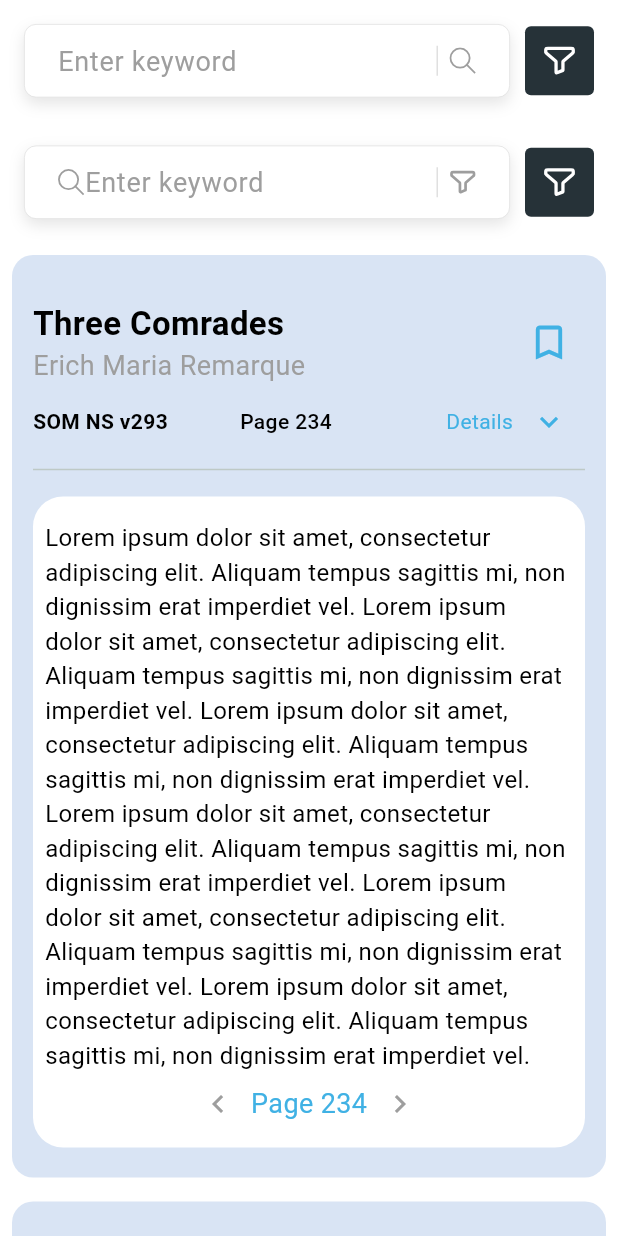
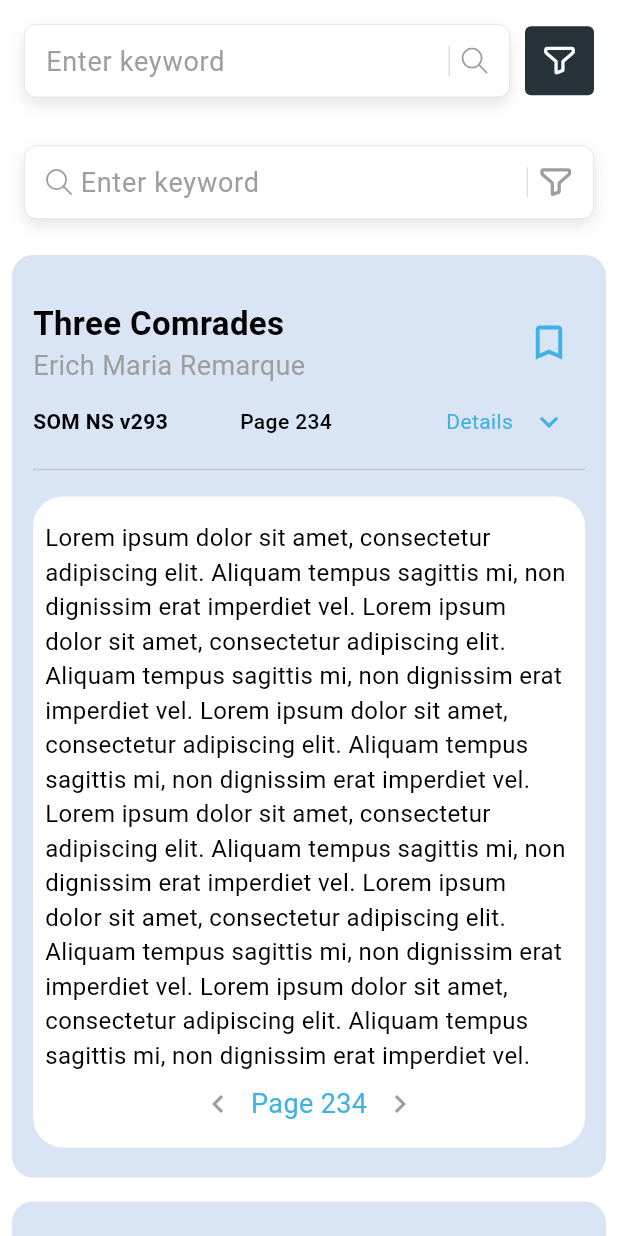
Before and after one commit to toluene5019/test_widgets, a Flutter app: the screen it shows after launch, on a phone screen of 412 x 824 dp. Run offline on Flutter 3.47's test engine with Material 3 defaults, Android fonts, the phone set to English and light mode, and no system bars; our stand-ins replace flutter_svg, share_plus.

Commit message:
modify search widget

```diff
--- a/lib/widgets/search_widget.dart
+++ b/lib/widgets/search_widget.dart
@@ -5,23 +5,21 @@
   final Function? onSubmit;
   final Function? onFilterClick;
   final TextEditingController controller;
-  final Widget? leftIcon;
-  final Widget? rightIcon;
+  final bool showFilterButton;
 
   const SearchWidget({
     super.key,
     required this.onSubmit,
     required this.onFilterClick,
     required this.controller,
-    this.leftIcon,
-    this.rightIcon,
+    required this.showFilterButton,
   });
 
   @override
   State<SearchWidget> createState() => _SearchWidgetState();
 }
 
-bool isFilterActive = false;
+bool isFilterActive = true;
 
 class _SearchWidgetState extends State<SearchWidget> {
   @override
@@ -35,7 +33,7 @@
             children: [
               Expanded(
                 child: Container(
-                  padding: const EdgeInsets.symmetric(horizontal: 22.0),
+                  padding: const EdgeInsets.symmetric(horizontal: 14.0),
                   decoration: BoxDecoration(
                     color: Colors.white,
                     border: Border.all(width: 0.5, color: Colors.grey[300]!),
@@ -50,7 +48,17 @@
                   ),
                   child: Row(
                     children: [
-                      if (widget.leftIcon != null) widget.leftIcon!,
+                      if (!widget.showFilterButton)
+                        Padding(
+                          padding: const EdgeInsets.only(right: 5),
+                          child: SvgPicture.asset(
+                            "assets/icons/ic_search.svg",
+                            colorFilter: const ColorFilter.mode(
+                                Colors.grey, BlendMode.srcIn),
+                            width: 18,
+                            height: 18,
+                          ),
+                        ),
                       Expanded(
                         child: TextFormField(
                           textInputAction: TextInputAction.search,
@@ -78,12 +86,29 @@
                           color: Colors.grey[300],
                         ),
                       ),
-                      if (widget.rightIcon != null) widget.rightIcon!,
+                      if (widget.showFilterButton)
+                        SvgPicture.asset(
+                          "assets/icons/ic_search.svg",
+                          colorFilter: const ColorFilter.mode(
+                              Colors.grey, BlendMode.srcIn),
+                          width: 18,
+                          height: 18,
+                        )
+                      else
+                        SvgPicture.asset(
+                          "assets/icons/filter-funnel-01.svg",
+                          colorFilter: const ColorFilter.mode(
+                              Colors.grey, BlendMode.srcIn),
+                          width: 22,
+                          height: 22,
+                        ),
                     ],
                   ),
                 ),
               ),
+              if (widget.showFilterButton && isFilterActive)
                 const SizedBox(width: 10),
+              if (widget.showFilterButton && isFilterActive)
                 InkWell(
                   child: Container(
                     padding: const EdgeInsets.all(12),
--- a/lib/widgets_page.dart
+++ b/lib/widgets_page.dart
@@ -1,5 +1,4 @@
 import 'package:flutter/material.dart';
-import 'package:flutter_svg/svg.dart';
 import 'package:test_widgets/widgets/book_info_card.dart';
 import 'package:test_widgets/widgets/card_widget.dart';
 import 'package:test_widgets/colors.dart';
@@ -25,32 +24,13 @@
                 onSubmit: null,
                 onFilterClick: null,
                 controller: searchController,
-                rightIcon: SvgPicture.asset(
-                  "assets/icons/ic_search.svg",
-                  colorFilter:
-                      const ColorFilter.mode(Colors.grey, BlendMode.srcIn),
-                  width: 18,
-                  height: 18,
-                ),
+                showFilterButton: true,
               ),
               SearchWidget(
                 onSubmit: null,
                 onFilterClick: null,
                 controller: searchController,
-                leftIcon: SvgPicture.asset(
-                  "assets/icons/ic_search.svg",
-                  colorFilter:
-                      const ColorFilter.mode(Colors.grey, BlendMode.srcIn),
-                  width: 18,
-                  height: 18,
-                ),
-                rightIcon: SvgPicture.asset(
-                  "assets/icons/filter-funnel-01.svg",
-                  colorFilter:
-                      const ColorFilter.mode(Colors.grey, BlendMode.srcIn),
-                  width: 18,
-                  height: 18,
-                ),
+                showFilterButton: false,
               ),
               const ShareTextWidget(
                 bookTitle: 'Three Comrades',
```
Lines whose indentation alone changed are shown as unchanged.
